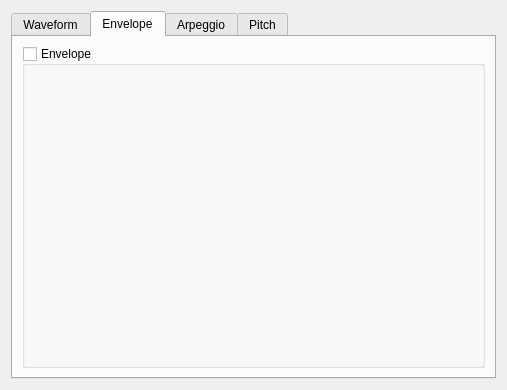
First picture: the form in BambooTracker/gui/instrument_editor/instrument_editor_adpcm_form.ui, repository BambooTracker/BambooTracker, before the edit.
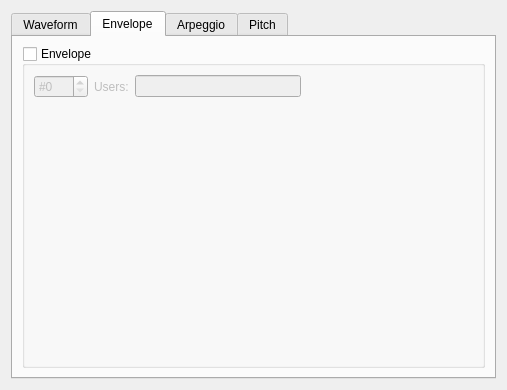
Second picture: the form after the edit. The open tabs and pages were chosen to show the change. Custom widgets are drawn as their Qt base class.

Commit message: Add ADPCM envelope edit

Diff of the .ui file:
```diff
--- a/BambooTracker/gui/instrument_editor/instrument_editor_adpcm_form.ui
+++ b/BambooTracker/gui/instrument_editor/instrument_editor_adpcm_form.ui
@@ -104,6 +104,54 @@
          <property name="checked">
           <bool>false</bool>
          </property>
+         <layout class="QGridLayout" name="gridLayout_4">
+          <item row="0" column="0">
+           <widget class="QSpinBox" name="envNumSpinBox">
+            <property name="keyboardTracking">
+             <bool>false</bool>
+            </property>
+            <property name="prefix">
+             <string notr="true">#</string>
+            </property>
+            <property name="maximum">
+             <number>127</number>
+            </property>
+           </widget>
+          </item>
+          <item row="1" column="0" colspan="4">
+           <widget class="VisualizedInstrumentMacroEditor" name="envEditor" native="true"/>
+          </item>
+          <item row="0" column="1" alignment="Qt::AlignRight">
+           <widget class="QLabel" name="envUsersLabel">
+            <property name="text">
+             <string>Users:</string>
+            </property>
+           </widget>
+          </item>
+          <item row="0" column="2">
+           <widget class="QLineEdit" name="envUsersLineEdit">
+            <property name="focusPolicy">
+             <enum>Qt::NoFocus</enum>
+            </property>
+            <property name="readOnly">
+             <bool>true</bool>
+            </property>
+           </widget>
+          </item>
+          <item row="0" column="3">
+           <spacer name="horizontalSpacer_2">
+            <property name="orientation">
+             <enum>Qt::Horizontal</enum>
+            </property>
+            <property name="sizeHint" stdset="0">
+             <size>
+              <width>40</width>
+              <height>20</height>
+             </size>
+            </property>
+           </spacer>
+          </item>
+         </layout>
         </widget>
        </item>
       </layout>
```
Left out of the diff: 6 changed lines with no effect on the pictures. The commit also changes 4 other files.
